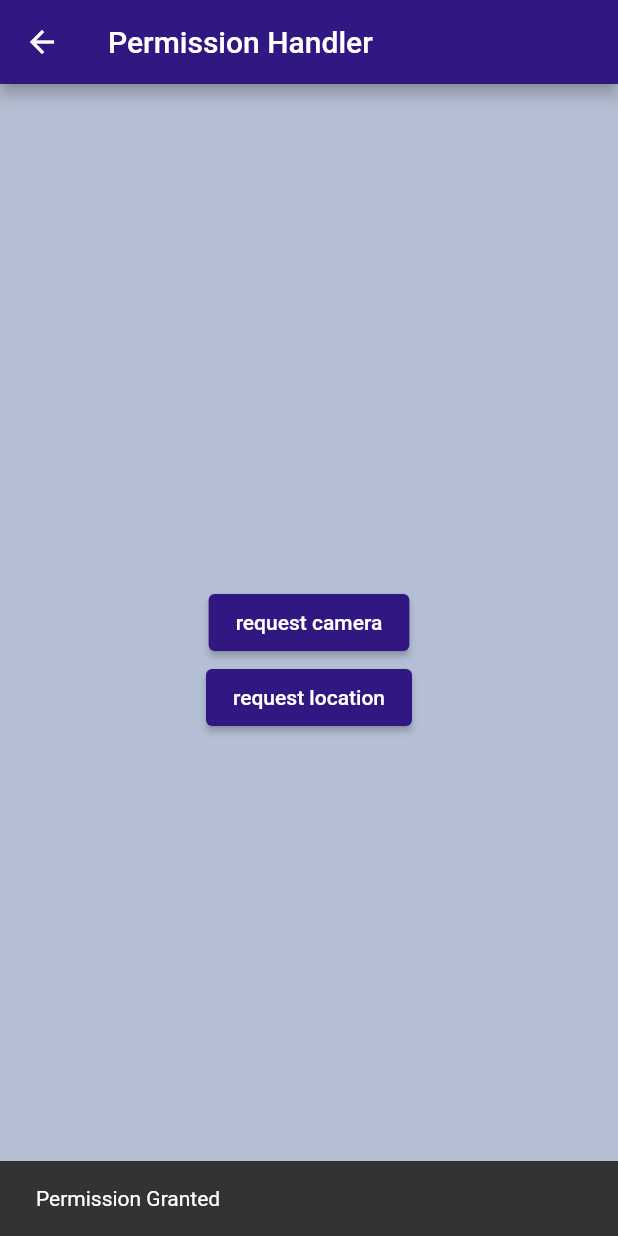
After one commit to yogithesymbian/flutter_starterpack_jelly, a Flutter app: the PermissionHandlerScreen screen opened by its route, after a tap on "request camera", on a phone screen of 412 x 824 dp. The commit adds this screen. Run offline on Flutter 3.47's test engine with Material 2 defaults, Android fonts, the phone set to English and light mode, and no system bars; our stand-ins replace after_layout, audioplayers, flutter_masked_text2, font_awesome_flutter, introduction_screen, lottie and 6 more; accounts and stored records are empty; project files that could hold a hidden picture were left out.

Commit message:
permission handler

```diff
--- a/lib/main.dart
+++ b/lib/main.dart
@@ -5,6 +5,7 @@ import 'package:flutter_starterpack_jelly/screens/importants/auth/login_screen.d
 import 'package:flutter_starterpack_jelly/screens/importants/introduction/on_boarding_screen.dart';
 import 'package:flutter_starterpack_jelly/screens/importants/splash/splash_screen.dart';
 import 'package:flutter_starterpack_jelly/screens/yogithesymbian/important/crud/main_crud_screen.dart';
+import 'package:flutter_starterpack_jelly/screens/yogithesymbian/important/permission_handler/permission_handler_screen.dart';
 import 'package:flutter_starterpack_jelly/screens/yogithesymbian/optional/webview/payment/webview_midtrans_payment_screen.dart';
 import 'package:flutter_starterpack_jelly/screens/yogithesymbian/optional/webview/webview_sample_screen.dart';
 import 'package:flutter_starterpack_jelly/screens/yogithesymbian/ui/responsive_card/main_responsive_screen.dart';
@@ -56,6 +57,7 @@ class MyApp extends StatelessWidget {
                 WebViewMidtransPaymentScreen(),
             MainCrudScreen.id: (context) => MainCrudScreen(),
             MainResponsiveScreen.id: (context) => MainResponsiveScreen(),
+            PermissionHandlerScreen.id: (context) => PermissionHandlerScreen(),
           },
         );
       }),
--- /dev/null
+++ b/lib/screens/yogithesymbian/important/permission_handler/permission_handler_screen.dart
@@ -0,0 +1,153 @@
+import 'package:flutter/material.dart';
+import 'package:permission_handler/permission_handler.dart';
+
+class PermissionHandlerScreen extends StatefulWidget {
+  static const String id = '/permission_handler_screen';
+  const PermissionHandlerScreen({Key? key}) : super(key: key);
+
+  @override
+  _PermissionHandlerScreenState createState() =>
+      _PermissionHandlerScreenState();
+}
+
+class _PermissionHandlerScreenState extends State<PermissionHandlerScreen> {
+  Future<void> requestCameraPermission() async {
+    final serviceStatus = await Permission.camera.isGranted;
+
+    bool isCameraOn = serviceStatus == ServiceStatus.enabled;
+
+    final status = await Permission.camera.request();
+
+    if (status == PermissionStatus.granted) {
+      print('Permission Granted');
+      ScaffoldMessenger.of(context).showSnackBar(
+        SnackBar(
+          content: Text('Permission Granted'),
+          action: SnackBarAction(
+            // textColor: ,
+            label: '',
+            onPressed: () {
+              // Some code to undo the change.
+            },
+          ),
+        ),
+      );
+    } else if (status == PermissionStatus.denied) {
+      print('Permission denied');
+      ScaffoldMessenger.of(context).showSnackBar(
+        SnackBar(
+          content: Text('Permission denied'),
+          action: SnackBarAction(
+            // textColor: ,
+            label: '',
+            onPressed: () {
+              // Some code to undo the change.
+            },
+          ),
+        ),
+      );
+    } else if (status == PermissionStatus.permanentlyDenied) {
+      print('Permission Permanently Denied');
+      ScaffoldMessenger.of(context).showSnackBar(
+        SnackBar(
+          content: Text('Permission Permanently Denied'),
+          action: SnackBarAction(
+            // textColor: ,
+            label: '',
+            onPressed: () {
+              // Some code to undo the change.
+            },
+          ),
+        ),
+      );
+      await openAppSettings();
+    }
+  }
+
+  Future<void> requestLocationPermission() async {
+    final serviceStatusLocation = await Permission.locationWhenInUse.isGranted;
+
+    bool isLocation = serviceStatusLocation == ServiceStatus.enabled;
+
+    final status = await Permission.locationWhenInUse.request();
+
+    if (status == PermissionStatus.granted) {
+      print('Permission Granted');
+      ScaffoldMessenger.of(context).showSnackBar(
+        SnackBar(
+          content: Text('Permission Granted'),
+          action: SnackBarAction(
+            // textColor: ,
+            label: '',
+            onPressed: () {
+              // Some code to undo the change.
+            },
+          ),
+        ),
+      );
+    } else if (status == PermissionStatus.denied) {
+      print('Permission denied');
+      ScaffoldMessenger.of(context).showSnackBar(
+        SnackBar(
+          content: Text('Permission denied'),
+          action: SnackBarAction(
+            // textColor: ,
+            label: '',
+            onPressed: () {
+              // Some code to undo the change.
+            },
+          ),
+        ),
+      );
+    } else if (status == PermissionStatus.permanentlyDenied) {
+      print('Permission Permanently Denied');
+      ScaffoldMessenger.of(context).showSnackBar(
+        SnackBar(
+          content: Text('Permission Permanently Denied'),
+          action: SnackBarAction(
+            // textColor: ,
+            label: '',
+            onPressed: () {
+              // Some code to undo the change.
+            },
+          ),
+        ),
+      );
+      await openAppSettings();
+    }
+  }
+
+  @override
+  Widget build(BuildContext context) {
+    return Scaffold(
+      appBar: AppBar(
+        title: Text('Permission Handler'),
+      ),
+      body: Center(
+        child: Container(
+          child: Column(
+            mainAxisAlignment: MainAxisAlignment.center,
+            children: [
+              ElevatedButton(
+                onPressed: () {
+                  requestCameraPermission();
+                },
+                child: Text(
+                  'request camera',
+                ),
+              ),
+              ElevatedButton(
+                onPressed: () {
+                  requestLocationPermission();
+                },
+                child: Text(
+                  'request location',
+                ),
+              ),
+            ],
+          ),
+        ),
+      ),
+    );
+  }
+}
--- a/lib/screens/yogithesymbian/important_screen.dart
+++ b/lib/screens/yogithesymbian/important_screen.dart
@@ -3,6 +3,7 @@ import 'package:flutter_starterpack_jelly/screens/importants/auth/login_screen.d
 import 'package:flutter_starterpack_jelly/screens/importants/introduction/on_boarding_screen.dart';
 import 'package:flutter_starterpack_jelly/screens/importants/splash/splash_screen.dart';
 import 'package:flutter_starterpack_jelly/screens/yogithesymbian/important/crud/main_crud_screen.dart';
+import 'package:flutter_starterpack_jelly/screens/yogithesymbian/important/permission_handler/permission_handler_screen.dart';
 import 'package:flutter_starterpack_jelly/utils/constanta.dart';
 
 class ImportantScreen extends StatelessWidget {
@@ -181,7 +182,9 @@ class ImportantScreen extends StatelessWidget {
           children: [
             Expanded(
               child: ElevatedButton.icon(
-                onPressed: () {},
+                onPressed: () {
+                  Navigator.pushNamed(context, PermissionHandlerScreen.id);
+                },
                 icon: Icon(Icons.perm_device_information_sharp),
                 label: Text(
                   'Permission Handler',
--- a/lib/screens/yogithesymbian/ui/responsive_card/main_responsive_screen.dart
+++ b/lib/screens/yogithesymbian/ui/responsive_card/main_responsive_screen.dart
@@ -10,6 +10,8 @@ class MainResponsiveScreen extends StatelessWidget {
     final orientation = MediaQuery.of(context).orientation;
     final size = MediaQuery.of(context).size;
     return Scaffold(
+      // This is handled by the search bar itself.
+      resizeToAvoidBottomInset: false,
       appBar: AppBar(
         title: Text(
           'Wallet Your WIFE',
@@ -19,7 +21,6 @@ class MainResponsiveScreen extends StatelessWidget {
       backgroundColor: Color(0xFF212239),
       body: Padding(
         padding: const EdgeInsets.symmetric(
-          vertical: 30.0,
           horizontal: 20.0,
         ),
         child: Column(
--- a/pubspec.yaml
+++ b/pubspec.yaml
@@ -20,6 +20,7 @@ dependencies:
   audioplayers: ^0.20.1
   change_app_package_name: ^1.0.0
   cupertino_icons: ^1.0.2
+  file_picker: ^4.2.0
   flutter:
     sdk: flutter
   flutter_masked_text2: ^0.9.1
```
Also changed, not shown: lib/screens/yogithesymbian/optional_screen.dart (+14 -1 lines).
